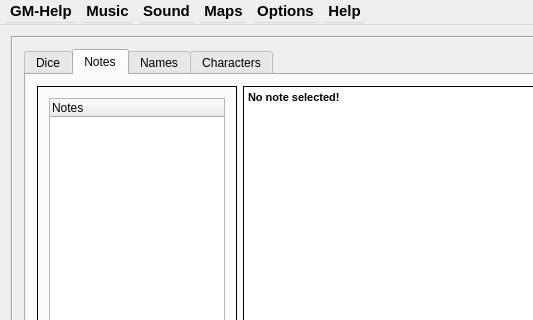
First picture: the form in C++Project/GM-Companion/mainwindow.ui, repository PhilInTheGaps/GM-Companion, before the edit; both pictures show x 0 to 533 and y 0 to 320 of the 1300 by 769 pixel window.
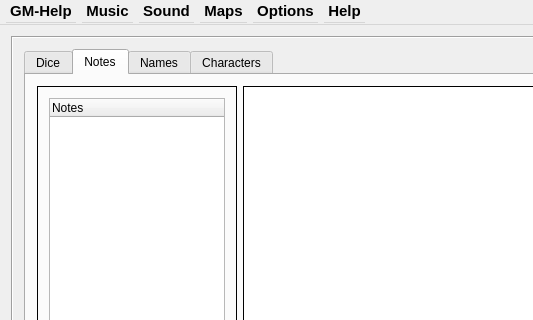
Second picture: the form after the edit. The open tabs and pages were chosen to show the change. Icons and pictures are not drawn.

What changed in the file:
```diff
--- a/C++Project/GM-Companion/mainwindow.ui
+++ b/C++Project/GM-Companion/mainwindow.ui
@@ -136,6 +136,11 @@
             </item>
             <item>
              <widget class="QTextEdit" name="notesTextEdit">
+              <property name="font">
+               <font>
+                <pointsize>12</pointsize>
+               </font>
+              </property>
               <property name="frameShape">
                <enum>QFrame::Box</enum>
               </property>
@@ -152,8 +157,8 @@
                <string>&lt;!DOCTYPE HTML PUBLIC &quot;-//W3C//DTD HTML 4.0//EN&quot; &quot;http://www.w3.org/TR/REC-html40/strict.dtd&quot;&gt;
 &lt;html&gt;&lt;head&gt;&lt;meta name=&quot;qrichtext&quot; content=&quot;1&quot; /&gt;&lt;style type=&quot;text/css&quot;&gt;
 p, li { white-space: pre-wrap; }
-&lt;/style&gt;&lt;/head&gt;&lt;body style=&quot; font-family:'MS Shell Dlg 2'; font-size:8.25pt; font-weight:400; font-style:normal;&quot;&gt;
-&lt;p style=&quot; margin-top:0px; margin-bottom:0px; margin-left:0px; margin-right:0px; -qt-block-indent:0; text-indent:0px;&quot;&gt;&lt;span style=&quot; font-weight:600;&quot;&gt;No note selected!&lt;/span&gt;&lt;/p&gt;&lt;/body&gt;&lt;/html&gt;</string>
+&lt;/style&gt;&lt;/head&gt;&lt;body style=&quot; font-family:'MS Shell Dlg 2'; font-size:12pt; font-weight:400; font-style:normal;&quot;&gt;
+&lt;p style=&quot;-qt-paragraph-type:empty; margin-top:0px; margin-bottom:0px; margin-left:0px; margin-right:0px; -qt-block-indent:0; text-indent:0px;&quot;&gt;&lt;br /&gt;&lt;/p&gt;&lt;/body&gt;&lt;/html&gt;</string>
               </property>
               <property name="textInteractionFlags">
                <set>Qt::TextSelectableByMouse</set>
```
Left out of the diff: 8 changed lines with no effect on the pictures.
